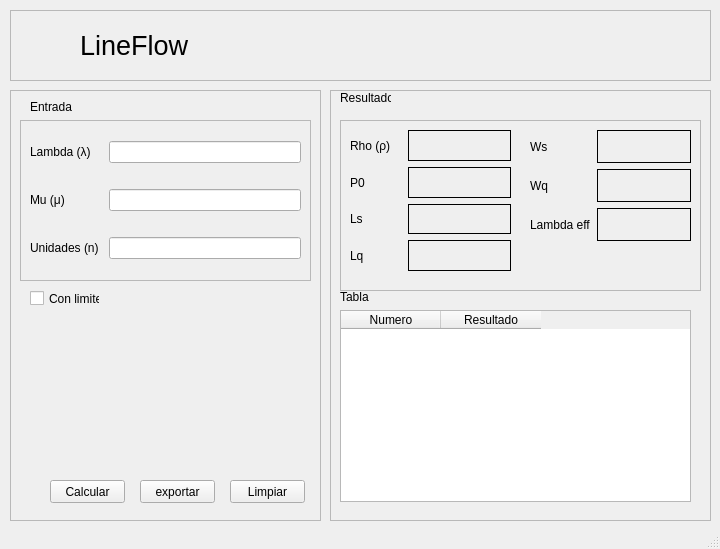
First picture: the form in lineFlow.ui, repository santiagoTrivi/lineFlow, before the edit.
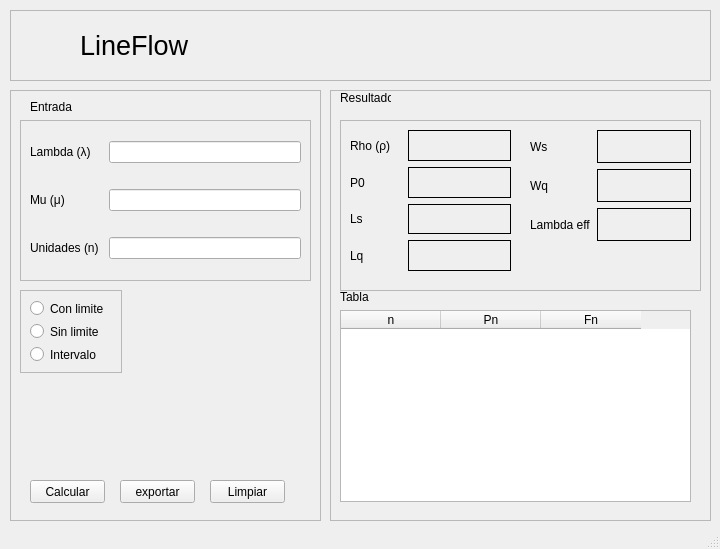
Second picture: the form after the edit. Icons and pictures are not drawn.

Commit message: update: QueueModel calc andnew fields to ui

```diff
--- a/lineFlow.ui
+++ b/lineFlow.ui
@@ -40,12 +40,17 @@
      </property>
      <column>
       <property name="text">
-       <string>Numero</string>
+       <string>n</string>
       </property>
      </column>
      <column>
       <property name="text">
-       <string>Resultado</string>
+       <string>Pn</string>
+      </property>
+     </column>
+     <column>
+      <property name="text">
+       <string>Fn</string>
       </property>
      </column>
     </widget>
@@ -323,7 +328,7 @@
     <widget class="QPushButton" name="clean_pushButton">
      <property name="geometry">
       <rect>
-       <x>220</x>
+       <x>200</x>
        <y>390</y>
        <width>75</width>
        <height>23</height>
@@ -346,7 +351,7 @@
     <widget class="QPushButton" name="pdf_export_pushButton">
      <property name="geometry">
       <rect>
-       <x>130</x>
+       <x>110</x>
        <y>390</y>
        <width>75</width>
        <height>23</height>
@@ -382,7 +387,7 @@
     <widget class="QPushButton" name="calculate_pushButton">
      <property name="geometry">
       <rect>
-       <x>40</x>
+       <x>20</x>
        <y>390</y>
        <width>75</width>
        <height>23</height>
@@ -392,19 +397,6 @@
       <string>Calcular</string>
      </property>
     </widget>
-    <widget class="QCheckBox" name="withLimit_checkBox">
-     <property name="geometry">
-      <rect>
-       <x>20</x>
-       <y>200</y>
-       <width>70</width>
-       <height>17</height>
-      </rect>
-     </property>
-     <property name="text">
-      <string>Con limites</string>
-     </property>
-    </widget>
     <widget class="QWidget" name="layoutWidget">
      <property name="geometry">
       <rect>
@@ -453,6 +445,45 @@
       </item>
      </layout>
     </widget>
+    <widget class="QFrame" name="frame_6">
+     <property name="geometry">
+      <rect>
+       <x>10</x>
+       <y>200</y>
+       <width>102</width>
+       <height>83</height>
+      </rect>
+     </property>
+     <property name="frameShape">
+      <enum>QFrame::StyledPanel</enum>
+     </property>
+     <property name="frameShadow">
+      <enum>QFrame::Raised</enum>
+     </property>
+     <layout class="QGridLayout" name="gridLayout_5">
+      <item row="0" column="0">
+       <widget class="QRadioButton" name="limited_radioButton">
+        <property name="text">
+         <string>Con limite</string>
+        </property>
+       </widget>
+      </item>
+      <item row="1" column="0">
+       <widget class="QRadioButton" name="unlimited_radioButton">
+        <property name="text">
+         <string>Sin limite</string>
+        </property>
+       </widget>
+      </item>
+      <item row="2" column="0">
+       <widget class="QRadioButton" name="interval_radioButton">
+        <property name="text">
+         <string>Intervalo</string>
+        </property>
+       </widget>
+      </item>
+     </layout>
+    </widget>
    </widget>
    <zorder>frame</zorder>
    <zorder>frame_4</zorder>
```
Left out of the diff: 2 changed lines with no effect on the pictures. The commit also changes 4 other files.
